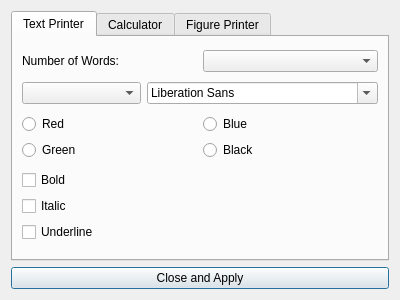
Qt form envs/gui_env/src/settings_dialog.ui (bjuergens/automatic-gui-testing) before a commit.
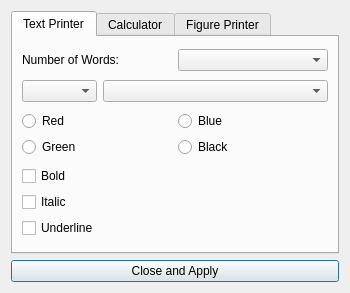
The same form after that commit.

Commit message: Changed font combobox in settings dialog and its size

Patch:
```diff
--- a/envs/gui_env/src/settings_dialog.ui
+++ b/envs/gui_env/src/settings_dialog.ui
@@ -9,8 +9,8 @@
    <rect>
     <x>0</x>
     <y>0</y>
-    <width>400</width>
-    <height>300</height>
+    <width>350</width>
+    <height>293</height>
    </rect>
   </property>
   <property name="sizePolicy">
@@ -19,16 +19,34 @@
     <verstretch>0</verstretch>
    </sizepolicy>
   </property>
+  <property name="minimumSize">
+   <size>
+    <width>350</width>
+    <height>250</height>
+   </size>
+  </property>
   <property name="windowTitle">
    <string>Dialog</string>
   </property>
   <layout class="QVBoxLayout" name="verticalLayout">
    <item>
     <widget class="QTabWidget" name="settings_tab">
+     <property name="sizePolicy">
+      <sizepolicy hsizetype="MinimumExpanding" vsizetype="MinimumExpanding">
+       <horstretch>0</horstretch>
+       <verstretch>0</verstretch>
+      </sizepolicy>
+     </property>
      <property name="currentIndex">
       <number>0</number>
      </property>
      <widget class="QWidget" name="text_printer_tab">
+      <property name="sizePolicy">
+       <sizepolicy hsizetype="Fixed" vsizetype="Fixed">
+        <horstretch>0</horstretch>
+        <verstretch>0</verstretch>
+       </sizepolicy>
+      </property>
       <attribute name="title">
        <string>Text Printer</string>
       </attribute>
@@ -48,7 +66,7 @@
         </layout>
        </item>
        <item>
-        <layout class="QHBoxLayout" name="horizontalLayout">
+        <layout class="QHBoxLayout" name="horizontalLayout" stretch="1,3">
          <item>
           <widget class="QComboBox" name="font_size_combobox">
            <property name="toolTip">
@@ -57,7 +75,7 @@
           </widget>
          </item>
          <item>
-          <widget class="QFontComboBox" name="font_combobox"/>
+          <widget class="QComboBox" name="font_combobox"/>
          </item>
         </layout>
        </item>
```
